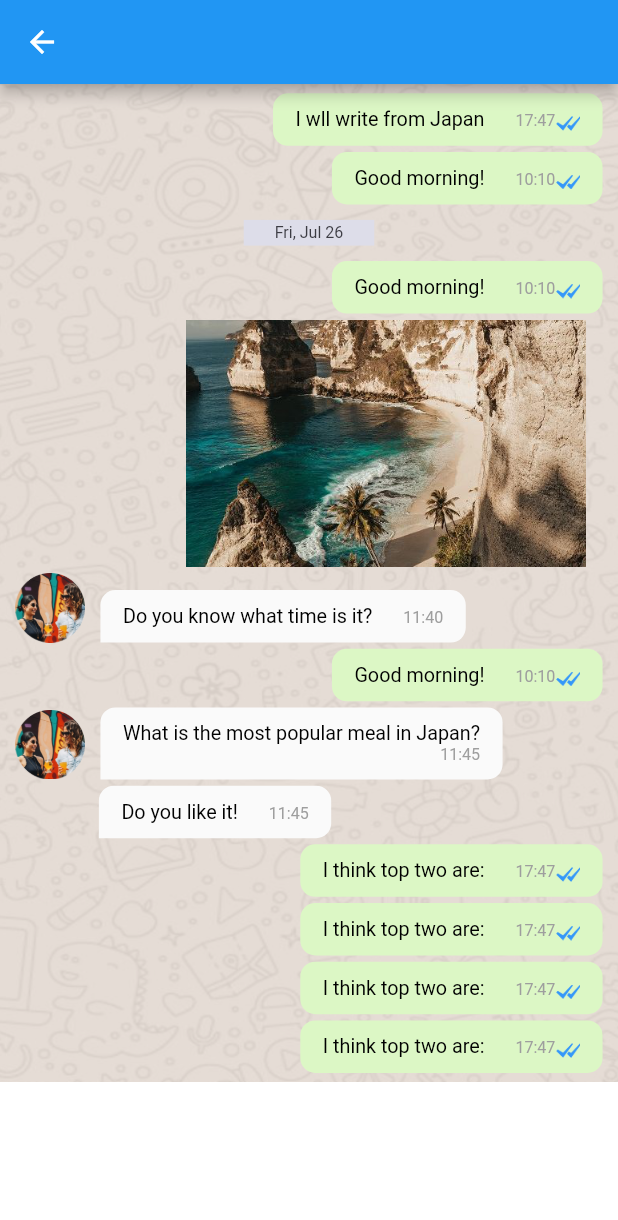
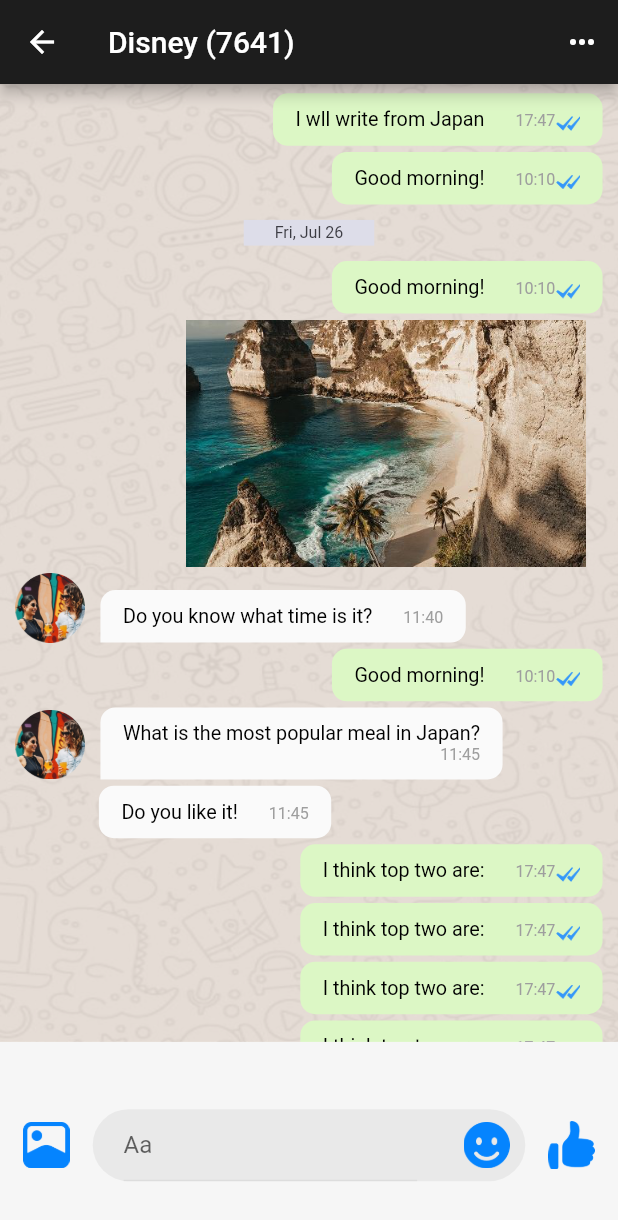
Before and after one commit to NNNXT/Challenge-For-Varisoft, a Flutter app: the ChatPage screen opened directly, on a phone screen of 412 x 824 dp. Shown: the top 1220 px of the screen. Run offline on Flutter 3.47's test engine with Material 2 defaults, Android fonts, the phone set to English and light mode, and no system bars.

Commit message:
Update ChatPage Final

```diff
--- a/lib/src/app.dart
+++ b/lib/src/app.dart
@@ -1,5 +1,5 @@
 import 'package:flutter/material.dart';
-import 'screen/home.dart';
+import 'screen/welcomePage.dart';
 
 class OpenTalk extends StatelessWidget {
   const OpenTalk({Key key}) : super(key: key);
@@ -13,7 +13,7 @@ class OpenTalk extends StatelessWidget {
         primarySwatch: Colors.blue,
         visualDensity: VisualDensity.adaptivePlatformDensity,
       ),
-      home: Home(),
+      home: WelcomePage(),
     );
   }
 }
--- a/lib/src/screen/chatPage.dart
+++ b/lib/src/screen/chatPage.dart
@@ -14,8 +14,23 @@ class _ChatPageState extends State<ChatPage> {
   Widget build(BuildContext context) {
     Size size = MediaQuery.of(context).size;
     return Scaffold(
-      appBar: AppBar(),
-      body: Container(
+      appBar: AppBar(
+        backgroundColor: Color(0xFF1D1D1D),
+        title: Text('Disney (7641)'),
+        actions: [
+          IconButton(
+            icon: Icon(
+              Icons.more_horiz,
+              color: Colors.white,
+            ),
+            onPressed: () {},
+          )
+        ],
+      ),
+      body: Column(
+        children: [
+          Container(
+            height: size.height * 0.775,
             decoration: BoxDecoration(
               image: DecorationImage(
                 image: AssetImage('assets/background/background.png'),
@@ -23,15 +38,16 @@ class _ChatPageState extends State<ChatPage> {
               )
             ),
             child: ListView.builder(
+              padding: EdgeInsets.all(0),
               itemCount: MockupData().historyChat.length,
-          shrinkWrap: true,
               itemBuilder: (context,i){
                 if (historyChat[i]['sender'] == 'me') {
                   countSenderBySomeone = 0;
                 } else {
                   countSenderBySomeone++;
                 }
-            return Padding(
+                return Container(
+                  child: Padding(
                     padding: EdgeInsets.symmetric(vertical: size.height * 0.0025),
                     child: historyChat[i]['type'] == 'text' ? Padding(
                       padding: EdgeInsets.symmetric(horizontal: size.width * 0.025),
@@ -80,7 +96,7 @@ class _ChatPageState extends State<ChatPage> {
                                   borderRadius: BorderRadius.only(
                                     topLeft: Radius.circular(10),
                                     topRight: Radius.circular(10),
-                              bottomLeft: historyChat[i]['sender'] == 'me' ? Radius.circular(10) : Radius.circular(0),
+                                    bottomLeft: historyChat[i]['sender'] == 'me' ? Radius.circular(10) : countSenderBySomeone == 1 ? Radius.circular(0) : Radius.circular(10),
                                     bottomRight: Radius.circular(10),
                                   )
                                 ),
@@ -117,9 +133,89 @@ class _ChatPageState extends State<ChatPage> {
                         ),
                       )
                     )
+                  ),
                 );
               }
             ),
+          ),
+          Flexible(
+            child: Container(
+              color: Color(0xFFF6F6F6),
+              child: SafeArea(
+                child: Container(
+                  margin: EdgeInsets.only(top: size.height * 0.01),
+                  child: Center(
+                    child: Row(
+                      crossAxisAlignment: CrossAxisAlignment.center,
+                      mainAxisAlignment: MainAxisAlignment.spaceEvenly,
+                      children: [
+                        InkWell(
+                          onTap: (){},
+                          child: InkWell(
+                            onTap: (){},
+                            child: Image.asset(
+                              'assets/icons/image.png',
+                              width: size.width * 0.075,
+                            ),
+                          ),
+                        ),
+                        Container(
+                          width: size.width * 0.7,
+                          decoration: BoxDecoration(
+                            color: Color(0xFF000000).withOpacity(0.05),
+                            borderRadius: BorderRadius.circular(50)
+                          ),
+                          child: Row(
+                            mainAxisAlignment: MainAxisAlignment.spaceBetween,
+                            children: [
+                              Container(
+                                width: size.width * 0.525,
+                                child: Padding(
+                                  padding: EdgeInsets.only(left: size.width * 0.05),
+                                  child: TextFormField(
+                                    decoration: InputDecoration(
+                                      hintText: 'Aa',
+                                      enabledBorder: UnderlineInputBorder(
+                                        borderSide: BorderSide(color: Color(0xFF000000).withOpacity(0.05)),
+                                      ),
+                                      focusedBorder: UnderlineInputBorder(
+                                        borderSide: BorderSide(color: Color(0xFF000000).withOpacity(0.05)),
+                                      ),
+                                      border: UnderlineInputBorder(
+                                        borderSide: BorderSide(color: Color(0xFF000000).withOpacity(0.05)),
+                                      ),
+                                    ),
+                                  ),
+                                ),
+                              ),
+                              Padding(
+                                padding: EdgeInsets.only(right: size.width * 0.025),
+                                child: InkWell(
+                                  onTap: (){},
+                                  child: Image.asset(
+                                    'assets/icons/emoji.png',
+                                    width: size.width * 0.075,
+                                  ),
+                                ),
+                              ),
+                            ],
+                          ),
+                        ),
+                        InkWell(
+                          onTap: (){},
+                          child: Image.asset(
+                            'assets/icons/like.png',
+                            width: size.width * 0.075,
+                          )
+                        ),
+                      ],
+                    ),
+                  ),
+                ),
+              ),
+            )
+          )
+        ],
       )
     );
   }
--- /dev/null
+++ b/lib/src/screen/homePage.dart
@@ -0,0 +1,19 @@
+import 'package:flutter/material.dart';
+import 'package:opentalk/src/screen/chatPage.dart';
+
+class HomePage extends StatefulWidget {
+
+  @override
+  _HomePageState createState() => _HomePageState();
+}
+
+class _HomePageState extends State<HomePage> {
+  @override
+  Widget build(BuildContext context) {
+    return Container(
+       child: RaisedButton(onPressed: (){
+         Navigator.push(context, MaterialPageRoute(builder: (context) => ChatPage()));
+       })
+    );
+  }
+}
--- a/lib/src/screen/landingPage.dart
+++ b/lib/src/screen/landingPage.dart
@@ -1,6 +1,6 @@
 import 'package:flutter/cupertino.dart';
 import 'package:flutter/material.dart';
-import 'package:opentalk/src/screen/chatPage.dart';
+import 'package:opentalk/src/screen/homePage.dart';
 
 class LandingPage extends StatefulWidget {
   @override
@@ -11,7 +11,7 @@ class _LandingPageState extends State<LandingPage> {
   int _selectedIndex = 0;
   static TextStyle optionStyle = TextStyle(fontSize: 30, fontWeight: FontWeight.bold);
   static List<Widget> _widgetOptions = <Widget>[
-    ChatPage(),
+    HomePage(),
     Text(
       'Index 1: Business',
       style: optionStyle,
--- a/lib/src/screen/home.dart
+++ b/lib/src/screen/welcomePage.dart
@@ -3,7 +3,7 @@ import 'package:opentalk/src/screen/loginPage.dart';
 import 'package:opentalk/src/widget.dart/customButton.dart';
 import 'package:opentalk/src/widget.dart/sizeText.dart';
 
-class Home extends StatelessWidget {
+class WelcomePage extends StatelessWidget {
   @override
   Widget build(BuildContext context) {
     Size size = MediaQuery.of(context).size;
```
Also changed, not shown: assets/icons/emoji.png (added), assets/icons/image.png (added), assets/icons/like.png (added). Lines whose indentation alone changed are shown as unchanged.
